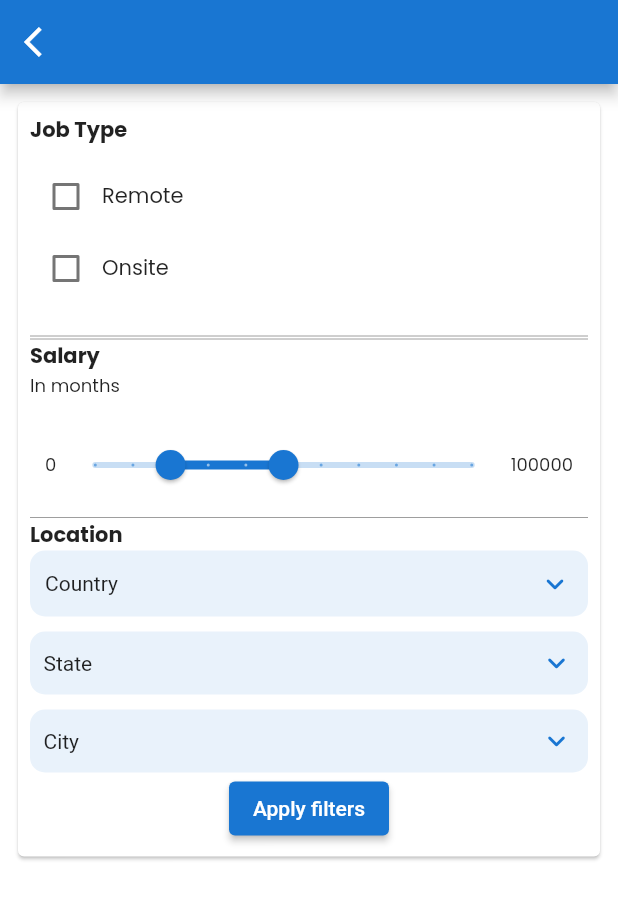
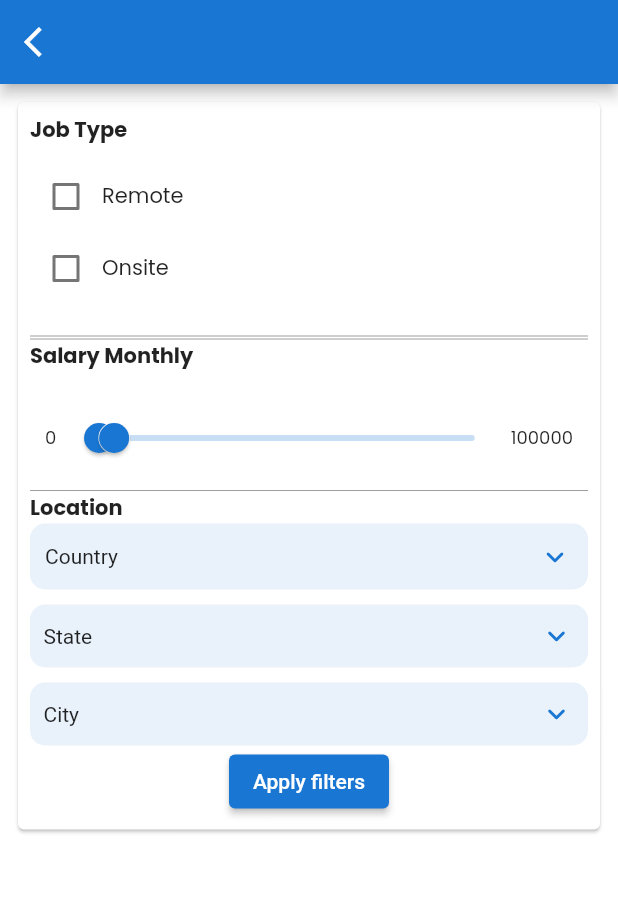
Before and after one commit to The-Blue-BIT-Hackathon/26_SPD, a Flutter app: the FiltersScreen screen opened directly, on a phone screen of 412 x 824 dp. Shown: the top 899 px of the screen. Run offline on Flutter 3.47's test engine with Material 2 defaults, Android fonts, the phone set to English and light mode, and no system bars; drawn by our look-alikes of csc_picker; our stand-ins replace file_picker, firebase_auth, firebase_core, firebase_storage, flutter_feather_icons, google_fonts and 5 more; missing offline and left inert: pluto_menu_bar; accounts and stored records are empty; project files that could hold a hidden picture were left out.

Commit message:
Filter Started

```diff
--- a/lib/UI/Screens/Company/Cregister.dart
+++ b/lib/UI/Screens/Company/Cregister.dart
@@ -68,6 +68,7 @@ class _CompanyRegisterState extends State<CompanyRegister> {
     _websiteController.text = "";
     _datecontroller.text = "";
     _linkedinController.text = "";
+    _countryController.text = "";
     type.add(Type("Profit", false));
     type.add(Type("Non-Profit", false));
     ngoReg.add(Registered("Yes", false));
--- a/lib/UI/Screens/User/UActivityScreen.dart
+++ b/lib/UI/Screens/User/UActivityScreen.dart
@@ -81,7 +81,8 @@ class _UActivityScreenState extends State<UActivityScreen> {
                                 title: postsData.posts[inx].title,
                                 companyName: postsData.posts[inx].cname,
                                 location: postsData.posts[inx].location,
-                                salary: postsData.posts[inx].salary,
+                                lsalary: postsData.posts[inx].lsalary,
+                                hsalary: postsData.posts[inx].hsalary,
                                 duration: postsData.posts[inx].duration,
                                 dailyhrs: postsData.posts[inx].workinghrs,
                                 startDate: postsData.posts[inx].startDate,
--- a/lib/UI/Screens/User/filtersScreen.dart
+++ b/lib/UI/Screens/User/filtersScreen.dart
@@ -1,10 +1,13 @@
-import 'dart:convert';
-
 import 'package:csc_picker/csc_picker.dart';
 import 'package:flutter/material.dart';
+import 'package:khoj/UI/Screens/User/UHomeScreen.dart';
+import 'package:khoj/UI/Screens/User/Ubottombar.dart';
 import 'package:khoj/constants.dart';
 
+import '../../../models/filter.dart';
+
 class FiltersScreen extends StatefulWidget {
+  static const routeName = '/filter_screen';
   @override
   State<StatefulWidget> createState() {
     return FiltersScreenState();
@@ -12,12 +15,61 @@ class FiltersScreen extends StatefulWidget {
 }
 
 class FiltersScreenState extends State<FiltersScreen> {
-  RangeValues _currentRangeValues = const RangeValues(20000, 50000);
-
+  RangeValues _currentRangeValues = const RangeValues(1000, 5000);
   bool isRemote = false;
   bool isOnsite = false;
   bool isFilter = false;
+  var ls = "", hs = "";
   List<String> selected = List.empty(growable: true);
+
+  final _countryController = TextEditingController();
+  final _stateController = TextEditingController();
+  final _cityController = TextEditingController();
+
+  String get country => _countryController.text;
+  String get state => _stateController.text;
+  String get city => _cityController.text;
+
+  @override
+  void initState() {
+    super.initState();
+    _cityController.text = "";
+    _stateController.text = "";
+  }
+
+  @override
+  void dispose() {
+    super.dispose();
+    _cityController.dispose();
+    _stateController.dispose();
+  }
+
+  void _applyFilter() {
+    if (_currentRangeValues.start.toString().length == 4) {
+      ls = '${_currentRangeValues.start.toString().substring(0, 1)}K';
+    } else if (_currentRangeValues.start.toString().length == 5) {
+      ls = '${_currentRangeValues.start.toString().substring(0, 2)}K';
+    } else if (_currentRangeValues.start.toString().length == 6) {
+      ls = '${_currentRangeValues.start.toString().substring(0, 1)}lac';
+    }
+    if (_currentRangeValues.end.toString().length == 4) {
+      hs = '${_currentRangeValues.end.toString().substring(0, 1)}K';
+    } else if (_currentRangeValues.end.toString().length == 5) {
+      hs = '${_currentRangeValues.end.toString().substring(0, 2)}K';
+    } else if (_currentRangeValues.end.toString().length == 6) {
+      hs = '${_currentRangeValues.end.toString().substring(0, 1)}lac';
+    }
+    Filter filter = Filter(
+      remote: isRemote,
+      onsite: isOnsite,
+      lSalary: _currentRangeValues.start.toString(),
+      hSalary: _currentRangeValues.end.toString(),
+      city: city,
+      state: state,
+    );
+    Navigator.of(context).pushNamed(UserBottomBar.routeName,
+        arguments: [isRemote, isOnsite, ls, hs, city, state]);
+  }
 
   @override
   Widget build(BuildContext context) {
@@ -28,7 +80,7 @@ class FiltersScreenState extends State<FiltersScreen> {
             onPressed: () {
               Navigator.pop(context, "");
             },
-            child: Icon(Icons.arrow_back_ios, color: Colors.white)),
+            child: const Icon(Icons.arrow_back_ios, color: Colors.white)),
         backgroundColor: kprimaryColor,
       ),
       body: SingleChildScrollView(
@@ -44,9 +96,7 @@ class FiltersScreenState extends State<FiltersScreen> {
                     "Job Type",
                     style: kTextPopB14,
                   ),
-                  SizedBox(
-                    height: 10,
-                  ),
+                  const SizedBox(height: 10),
                   Row(children: [
                     Checkbox(
                         value: isRemote,
@@ -72,30 +122,22 @@ class FiltersScreenState extends State<FiltersScreen> {
                         }),
                     Text("Onsite", style: kTextPopR14),
                   ]),
-                  SizedBox(
-                    height: 20,
-                  ),
-                  Divider(
+                  const SizedBox(height: 20),
+                  const Divider(
                     height: 2,
                     color: Colors.grey,
                   ),
-                  Divider(
+                  const Divider(
                     height: 2,
                     color: Colors.grey,
                   ),
                   Text(
-                    "Salary",
+                    "Salary Monthly",
                     style: kTextPopB14,
                   ),
-                  Text(
-                    "In months",
-                    style: kTextPopR12,
-                  ),
-                  SizedBox(
-                    height: 10,
-                  ),
+                  const SizedBox(height: 10),
                   Padding(
-                    padding: EdgeInsets.all(10.0),
+                    padding: const EdgeInsets.all(10.0),
                     child: Center(
                         child: Row(
                             mainAxisAlignment: MainAxisAlignment.spaceEvenly,
@@ -107,7 +149,7 @@ class FiltersScreenState extends State<FiltersScreen> {
                               values: _currentRangeValues,
                               min: 0,
                               max: 100000,
-                              divisions: 10,
+                              divisions: 50,
                               labels: RangeLabels(
                                 _currentRangeValues.start.round().toString(),
                                 _currentRangeValues.end.round().toString(),
@@ -125,7 +167,7 @@ class FiltersScreenState extends State<FiltersScreen> {
                           ),
                         ])),
                   ),
-                  Divider(
+                  const Divider(
                     height: 2,
                     color: Colors.grey,
                   ),
@@ -133,27 +175,31 @@ class FiltersScreenState extends State<FiltersScreen> {
                     "Location",
                     style: kTextPopB14,
                   ),
-                  SizedBox(width: 10.0),
-                  Container(
-                    child: CSCPicker(
+                  const SizedBox(width: 10.0),
+                  CSCPicker(
                     dropdownDecoration: BoxDecoration(
-                        borderRadius: BorderRadius.all(Radius.circular(10)),
+                      borderRadius: const BorderRadius.all(Radius.circular(10)),
                       color: kbgColor,
                       border: Border.all(color: kbgColor, width: 2),
                     ),
                     disabledDropdownDecoration: BoxDecoration(
-                          borderRadius: BorderRadius.all(Radius.circular(10)),
+                        borderRadius:
+                            const BorderRadius.all(Radius.circular(10)),
                         color: kbgColor,
                         border: Border.all(color: kbgColor, width: 1)),
                     layout: Layout.vertical,
                     onCountryChanged: (country) {},
-                      onStateChanged: (state) {},
-                      onCityChanged: (city) {},
-                    ),
+                    onStateChanged: (state) {
+                      _stateController.text = state.toString();
+                    },
+                    onCityChanged: (city) {
+                      _cityController.text = city.toString();
+                    },
                   ),
                   Center(
                       child: ElevatedButton(
-                          onPressed: () {}, child: Text('Apply filters')))
+                          onPressed: _applyFilter,
+                          child: const Text('Apply filters')))
                 ],
               ),
             ),
--- a/lib/UI/Screens/widgets/viewPost.dart
+++ b/lib/UI/Screens/widgets/viewPost.dart
@@ -149,9 +149,7 @@ class _InternshipDetailsState extends State<InternshipDetails> {
                                         style: kTextPopR14,
                                       ),
                                       Text(
-                                        post?.salary == null
-                                            ? ""
-                                            : post!.salary,
+                                        post!.lsalary ?? "",
                                         style: kTextPopB14,
                                       ),
                                     ],
--- /dev/null
+++ b/lib/models/filter.dart
@@ -0,0 +1,19 @@
+import 'package:khoj/UI/Screens/User/filtersScreen.dart';
+
+class Filter {
+  final bool remote;
+  final bool onsite;
+  final String lSalary;
+  final String hSalary;
+  final String city;
+  final String state;
+
+  Filter({
+    required this.remote,
+    required this.onsite,
+    required this.lSalary,
+    required this.hSalary,
+    required this.city,
+    required this.state,
+  });
+}
--- a/lib/models/post.dart
+++ b/lib/models/post.dart
@@ -2,7 +2,8 @@ class Post {
   String id;
   final String cid;
   final String cname;
-  final String salary;
+  final String lsalary;
+  final String hsalary;
   final String title;
   final String city;
   final String state;
@@ -19,7 +20,8 @@ class Post {
     required this.startDate,
     required this.id,
     required this.cid,
-    required this.salary,
+    required this.lsalary,
+    required this.hsalary,
     required this.title,
     required this.city,
     required this.state,
--- a/lib/routes.dart
+++ b/lib/routes.dart
@@ -7,6 +7,7 @@ import 'package:khoj/UI/Screens/Company/Cregister.dart';
 import 'package:khoj/UI/Screens/User/Ubottombar.dart';
 import 'package:khoj/UI/Screens/User/UchatScreen.dart';
 import 'package:khoj/UI/Screens/User/Uregister.dart';
+import 'package:khoj/UI/Screens/User/filtersScreen.dart';
 
 import 'UI/Screens/Common/choose.dart';
 import 'UI/Screens/User/UActivityScreen.dart';
@@ -30,6 +31,7 @@ var approutes = <String, WidgetBuilder>{
   UHomeScreen.routeName: (context) => UHomeScreen(),
   UChatScreen.routeName: (context) => UChatScreen(),
   UActivityScreen.routeName: (context) => UActivityScreen(),
+  FiltersScreen.routeName: (context) => FiltersScreen(),
 
   // Company Routes
   CompanyBottomBar.routeName: (context) => CompanyBottomBar(),
```
Also changed, not shown: lib/UI/Screens/User/UHomeScreen.dart (+33 -7 lines), lib/UI/Screens/widgets/PostItem.dart (+5 -3 lines), lib/providers/post_provider.dart (+34 -3 lines). Lines whose indentation alone changed are shown as unchanged.
